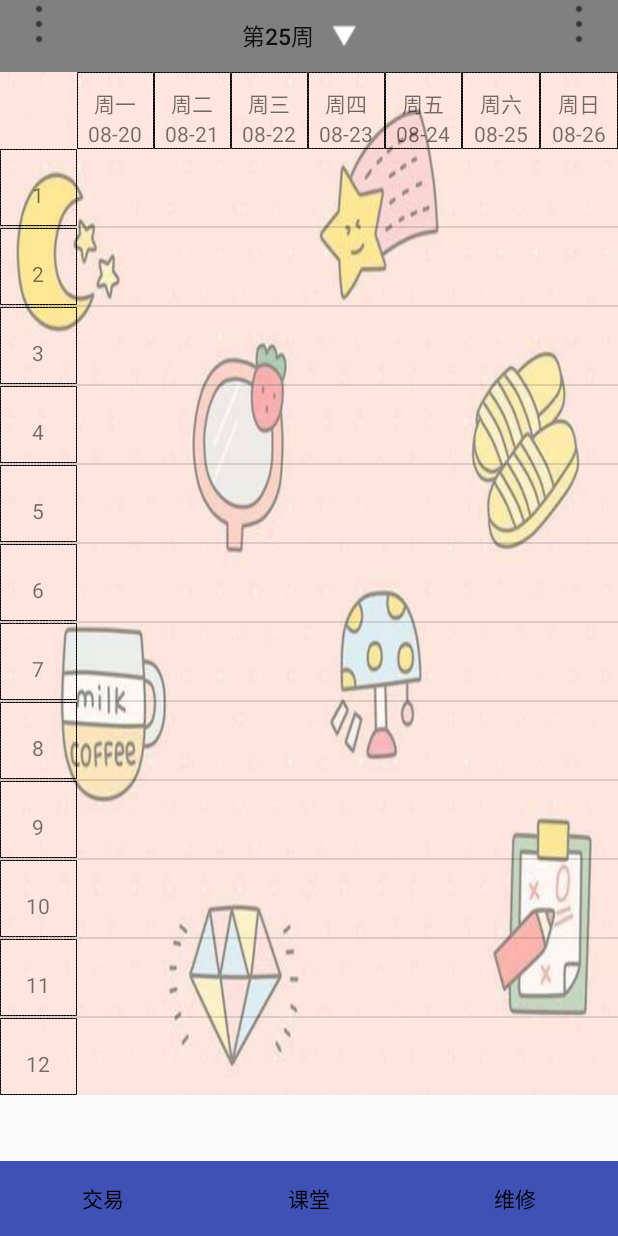
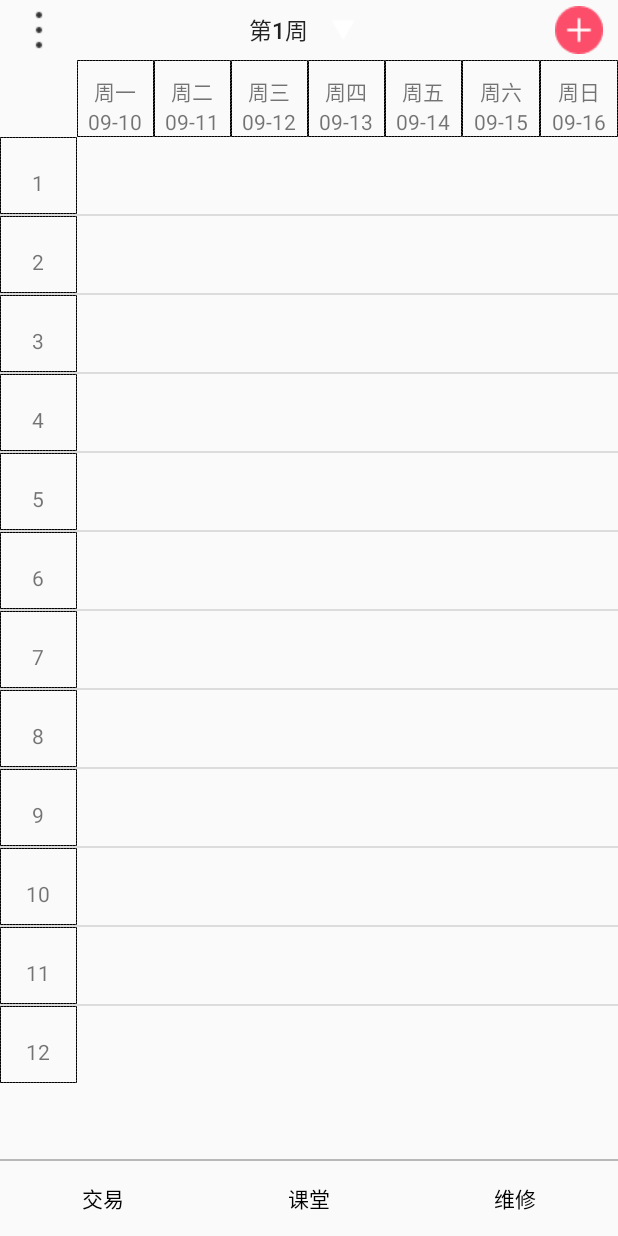
Before and after one commit to huangshangi/SmartSchooli, an Android app: the Fragment_class screen opened directly, with no data from a screen before it, on a phone screen of 412 x 824 dp. Run offline under Robolectric (Android 15) with nearby library versions, the phone set to English and light mode, and no system bars; our stand-ins replace CircleImageView; libraries missing offline, so code that uses them is left out: cn.bmob.v3; 3 statements that could not run were skipped.

Commit message:
hzh_commit3

```diff
--- a/app/src/main/java/fragments/Fragment_class.java
+++ b/app/src/main/java/fragments/Fragment_class.java
@@ -77,6 +77,8 @@ public class Fragment_class extends Fragment {
 
     List<String>list_popup;
 
+    List<TextView>list_date;//储存显示日期的textView
+
     LinearLayout linearlayout;//隐藏布局
 
     PopupWindow popupWindow;
@@ -127,6 +129,8 @@ public class Fragment_class extends Fragment {
         listView.setAdapter(new Fragment_class_listView_adapter(getActivity()));
         listView.setEnabled(false);
 
+        button_current.setText("第"+week+"周");
+
         wheelView.setPAGE_COUNT(5);
 
         for(int i=0;i<allWeek;i++){
@@ -146,6 +150,15 @@ public class Fragment_class extends Fragment {
 
 
         list=NetworkLoader.getInstance().getList();
+
+        list_date.add((TextView)view.findViewById(R.id.fragment_class_date1));
+        list_date.add((TextView)view.findViewById(R.id.fragment_class_date2));
+        list_date.add((TextView)view.findViewById(R.id.fragment_class_date3));
+        list_date.add((TextView)view.findViewById(R.id.fragment_class_date4));
+        list_date.add((TextView)view.findViewById(R.id.fragment_class_date5));
+        list_date.add((TextView)view.findViewById(R.id.fragment_class_date6));
+        list_date.add((TextView)view.findViewById(R.id.fragment_class_date7));
+
         NetworkLoader.getInstance().setFragment_class_listener(new Fragment_class_Listener() {
             @Override
             public void getClassDown(List<Class_Bean> list) {
@@ -186,6 +199,18 @@ public class Fragment_class extends Fragment {
 
     }
 
+
+    private void updateDate(int week){
+
+        for(int i=1;i<8;i++){
+            if(i==7){
+                list_date.get(i-1).setText(Util.getInstance().getCurrentDay(2018,week+1,1));
+            }else {
+                list_date.get(i - 1).setText(Util.getInstance().getCurrentDay(2018, week, i+1));
+            }
+        }
+    }
+
     //监听器
     private void initListeners(){
 
@@ -224,10 +249,12 @@ public class Fragment_class extends Fragment {
                 wheelView.setSelection(week-1);
                 alert_text.setText("第"+week+"周");
 
+                synchronized (this) {
                     showAlertDialog();
 
                     showPopupWindow();
-
+                }
+                Util.getInstance().lightOff(getActivity());
             }
         });
 
@@ -244,14 +271,17 @@ public class Fragment_class extends Fragment {
 
                     linearlayoutAnim(linearlayout_MaxHeight, 0);
                 }
+                Util.getInstance().lightOn(getActivity());
             }
         });
 
         alert_button_cancel.setOnClickListener(new View.OnClickListener() {
             @Override
             public void onClick(View v) {
+
                 popupWindow.dismiss();
                 popupWindow_week.dismiss();
+                Util.getInstance().lightOn(getActivity());
             }
         });
     }
@@ -305,6 +335,7 @@ public class Fragment_class extends Fragment {
     private void  refreshData(int week){
         //模拟从数据库获取数据
         list= Util.getInstance().getRealList(NetworkLoader.getInstance().getList(),week);
+        updateDate(week);
         new ScrollAdapter(list,view);
     }
 
@@ -333,6 +364,8 @@ public class Fragment_class extends Fragment {
 
         list_popup=new ArrayList<>();
 
+        list_date=new ArrayList<>();
+
         listView=(ListView)view.findViewById(R.id.fragment_class_listView);
 
         button_changeWeek=(Button)view.findViewById(R.id.fragment_class_inVisbile_button);
@@ -341,7 +374,9 @@ public class Fragment_class extends Fragment {
 
         linearlayout=(LinearLayout)view.findViewById(R.id.fragment_class_inVisbile_layout);
 
+        currentWeek=Util.getInstance().getCurrentWeek();
 
+        week=currentWeek;
 
         util=Util.getInstance();
 
--- a/app/src/main/java/utils/Util.java
+++ b/app/src/main/java/utils/Util.java
@@ -8,6 +8,8 @@ import java.io.UnsupportedEncodingException;
 import java.security.MessageDigest;
 import java.security.NoSuchAlgorithmException;
 import java.util.ArrayList;
+import java.util.Calendar;
+import java.util.Date;
 import java.util.List;
 
 import bean.Class_Bean;
@@ -105,15 +107,80 @@ public class Util {
         return (int) (px / scale + 0.5f);
     }
 
+    //屏幕变亮
     public void lightOn(Activity activity){
         WindowManager.LayoutParams params=activity.getWindow().getAttributes();
         params.alpha=1.0f;
         activity.getWindow().setAttributes(params);
     }
 
+    //屏幕变暗
     public void lightOff(Activity activity){
         WindowManager.LayoutParams params=activity.getWindow().getAttributes();
         params.alpha=0.3f;
         activity.getWindow().setAttributes(params);
     }
+
+    //得到当前所处周数
+    public int getCurrentWeek(){
+        Calendar calendar=Calendar.getInstance();
+
+        calendar.setTime(new Date());
+
+
+        int currentWeek=calendar.get(Calendar.WEEK_OF_YEAR)-getWeek(2018,9,10);
+
+
+        if(currentWeek<1){
+            currentWeek=1;
+        }
+
+        return currentWeek;
+    }
+
+    //得到某个日期所处周数
+    private int getWeek(int year,int month,int day){
+        Calendar calendar1=Calendar.getInstance();
+
+        calendar1.set(Calendar.YEAR,year);
+
+        calendar1.set(Calendar.MONTH,month-1);
+
+        calendar1.set(Calendar.DAY_OF_MONTH,day);
+
+        return calendar1.get(Calendar.WEEK_OF_YEAR);
+    }
+
+    //根据周数 周几得到当前所处日期
+    public String getCurrentDay(int year,int week,int day){
+        String date="";
+
+
+        Calendar calendar=Calendar.getInstance();
+
+        calendar.set(Calendar.YEAR,year);
+
+        calendar.set(Calendar.WEEK_OF_YEAR,week+getWeek(2018,9,10)-1);
+
+        calendar.set(Calendar.DAY_OF_WEEK,day);
+
+        int month=calendar.get(Calendar.MONTH)+1;
+
+        int day2=calendar.get(Calendar.DAY_OF_MONTH);
+
+        if(month/10==0){
+            date+="0"+month;
+        }else{
+            date+=month;
+        }
+
+        if(day2/10==0){
+            date+="-0"+day2;
+        }else{
+            date+="-"+day2;
+        }
+
+        return date;
+    }
+
 }
--- /dev/null
+++ b/app/src/main/res/layout/fragment_class_add_pop.xml
@@ -0,0 +1,7 @@
+<?xml version="1.0" encoding="utf-8"?>
+<LinearLayout xmlns:android="http://schemas.android.com/apk/res/android"
+    android:orientation="vertical"
+    android:layout_width="wrap_content"
+    android:layout_height="wrap_content">
+
+</LinearLayout>
--- a/app/src/main/res/layout/fragment_class_layout.xml
+++ b/app/src/main/res/layout/fragment_class_layout.xml
@@ -1,103 +1,103 @@
 <?xml version="1.0" encoding="utf-8"?>
 <LinearLayout xmlns:android="http://schemas.android.com/apk/res/android"
     android:id="@+id/fragment_class_layout"
-    android:orientation="vertical" android:layout_width="match_parent"
-    android:layout_height="match_parent">
+
+    android:layout_width="match_parent"
+    android:layout_height="match_parent"
+    android:orientation="vertical">
 
 
     <!--课程表头布局-->
     <RelativeLayout
-        android:background="@color/gray"
         android:id="@+id/fragment_class_header_layout"
-
         android:layout_width="match_parent"
-        android:layout_height="wrap_content">
+        android:layout_height="40dp"
+        >
 
         <ImageView
+            android:layout_width="wrap_content"
+            android:layout_height="match_parent"
             android:layout_marginLeft="10dp"
-            android:src="@drawable/more"
-            android:layout_width="wrap_content"
-            android:layout_height="wrap_content" />
+            android:src="@drawable/more" />
 
 
         <Button
-            android:background="@color/gray"
+            android:id="@+id/fragment_class_currentweek"
+            android:layout_width="wrap_content"
+
+            android:layout_height="match_parent"
+            android:layout_centerInParent="true"
+            android:background="@null"
+            android:drawableRight="@drawable/fragment_class_down"
             android:text="第25周"
-            android:id="@+id/fragment_class_currentweek"
-            android:textSize="15sp"
-            android:layout_centerInParent="true"
-            android:drawableRight="@drawable/fragment_class_down"
-            android:layout_width="wrap_content"
-            android:layout_height="wrap_content" />
-
-
+            android:textSize="15sp" />
 
 
         <ImageView
+
+            android:layout_width="wrap_content"
+            android:layout_height="match_parent"
             android:layout_alignParentRight="true"
             android:paddingRight="10dp"
-            android:src="@drawable/more"
-            android:layout_width="wrap_content"
-            android:layout_height="wrap_content" />
+            android:src="@drawable/fragment_class_add" />
 
     </RelativeLayout>
 
 
     <!--隐藏布局-->
     <LinearLayout
+        android:id="@+id/fragment_class_inVisbile_layout"
+        android:layout_width="wrap_content"
+
+        android:layout_height="0dp"
         android:animateLayoutChanges="true"
-        android:id="@+id/fragment_class_inVisbile_layout"
-
-        android:orientation="horizontal"
-        android:layout_width="wrap_content"
-        android:layout_height="0dp"
-        >
+        android:orientation="horizontal">
 
         <Button
             android:id="@+id/fragment_class_inVisbile_button"
+            android:layout_width="50dp"
+            android:layout_height="match_parent"
+            android:layout_gravity="center"
+            android:background="@color/beige"
+            android:button="@null"
+            android:drawableTop="@drawable/fragment_class_setting"
+            android:gravity="center"
+            android:paddingBottom="5dp"
             android:paddingTop="5dp"
-            android:paddingBottom="5dp"
-            android:text="修改当前列"
-            android:background="@color/gray"
-            android:drawableTop="@drawable/fragment_class_setting"
-            android:button="@null"
-            android:layout_gravity="center"
-            android:gravity="center"
-            android:layout_width="50dp"
-            android:layout_height="match_parent" />
+            android:text="修改当前列" />
 
 
         <android.support.v7.widget.RecyclerView
             android:id="@+id/fragment_class_inVisbile_recyclerView"
+            android:layout_width="0dp"
+            android:layout_height="100dp"
             android:layout_gravity="center"
             android:layout_marginTop="10dp"
-            android:layout_width="0dp"
-            android:layout_weight="1"
-            android:layout_height="100dp"/>
+            android:layout_weight="1" />
 
     </LinearLayout>
 
 
     <!--滑动布局-->
     <LinearLayout
-        android:background="@drawable/fragment_class_bg"
-        android:orientation="vertical"
+
         android:layout_width="match_parent"
-        android:layout_height="wrap_content">
+        android:layout_height="wrap_content"
+        android:orientation="vertical">
 
         <!--周1，周2...-->
         <LinearLayout
-            android:orientation="horizontal"
             android:layout_width="match_parent"
-            android:layout_height="wrap_content">
+            android:layout_height="wrap_content"
+            android:orientation="horizontal">
 
             <!--空格子-->
 
             <LinearLayout
-                android:orientation="vertical"
+                android:layout_width="0dp"
+                android:layout_height="wrap_content"
                 android:layout_weight="1"
-                android:layout_width="0dp"
-                android:layout_height="wrap_content">
+                android:orientation="vertical">
 
                 <TextView
 
@@ -108,133 +108,132 @@
 
             <!--周一-->
             <LinearLayout
+                style="@style/Fragment_class_Linear_style"
                 android:layout_width="0dp"
-                android:background="@drawable/fragment_class_tv_bg"
-                 style="@style/Fragment_class_Linear_style"
-                android:layout_height="wrap_content">
+                android:layout_height="wrap_content"
+                android:background="@drawable/fragment_class_tv_bg">
 
                 <TextView
-                    android:text="周一"
                     android:layout_width="wrap_content"
-                    android:layout_height="wrap_content" />
+                    android:layout_height="wrap_content"
+                    android:text="周一" />
 
                 <TextView
                     android:id="@+id/fragment_class_date1"
-                    android:text="08-20"
                     android:layout_width="wrap_content"
-                    android:layout_height="wrap_content" />
+                    android:layout_height="wrap_content"
+                    android:text="08-20" />
             </LinearLayout>
 
             <!--周二-->
             <LinearLayout
+                style="@style/Fragment_class_Linear_style"
                 android:layout_width="0dp"
-                android:background="@drawable/fragment_class_tv_bg"
-                style="@style/Fragment_class_Linear_style"
-                android:layout_height="wrap_content">
+                android:layout_height="wrap_content"
+                android:background="@drawable/fragment_class_tv_bg">
 
                 <TextView
-                    android:text="周二"
                     android:layout_width="wrap_content"
-                    android:layout_height="wrap_content" />
+                    android:layout_height="wrap_content"
+                    android:text="周二" />
 
                 <TextView
                     android:id="@+id/fragment_class_date2"
-                    android:text="08-21"
                     android:layout_width="wrap_content"
-                    android:layout_height="wrap_content" />
+                    android:layout_height="wrap_content"
+                    android:text="08-21" />
             </LinearLayout>
 
             <!--周三-->
             <LinearLayout
+                style="@style/Fragment_class_Linear_style"
                 android:layout_width="0dp"
-                android:background="@drawable/fragment_class_tv_bg"
-                style="@style/Fragment_class_Linear_style"
-                android:layout_height="wrap_content">
+                android:layout_height="wrap_content"
+                android:background="@drawable/fragment_class_tv_bg">
 
                 <TextView
-                    android:text="周三"
                     android:layout_width="wrap_content"
-                    android:layout_height="wrap_content" />
+                    android:layout_height="wrap_content"
+                    android:text="周三" />
 
                 <TextView
-                    android:text="08-22"
                     android:id="@+id/fragment_class_date3"
                     android:layout_width="wrap_content"
-                    android:layout_height="wrap_content" />
+                    android:layout_height="wrap_content"
+                    android:text="08-22" />
             </LinearLayout>
             <!--周四-->
             <LinearLayout
+                style="@style/Fragment_class_Linear_style"
                 android:layout_width="0dp"
-                android:background="@drawable/fragment_class_tv_bg"
-                style="@style/Fragment_class_Linear_style"
-                android:layout_height="wrap_content">
+                android:layout_height="wrap_content"
+                android:background="@drawable/fragment_class_tv_bg">
 
                 <TextView
-                    android:text="周四"
                     android:layout_width="wrap_content"
-                    android:layout_height="wrap_content" />
+                    android:layout_height="wrap_content"
+                    android:text="周四" />
 
                 <TextView
-                    android:text="08-23"
                     android:id="@+id/fragment_class_date4"
                     android:layout_width="wrap_content"
-                    android:layout_height="wrap_content" />
+                    android:layout_height="wrap_content"
+                    android:text="08-23" />
             </LinearLayout>
             <!--周五-->
             <LinearLayout
+                style="@style/Fragment_class_Linear_style"
                 android:layout_width="0dp"
-                android:background="@drawable/fragment_class_tv_bg"
-                style="@style/Fragment_class_Linear_style"
-                android:layout_height="wrap_content">
+                android:layout_height="wrap_content"
+                android:background="@drawable/fragment_class_tv_bg">
 
                 <TextView
-                    android:text="周五"
                     android:layout_width="wrap_content"
-                    android:layout_height="wrap_content" />
+                    android:layout_height="wrap_content"
+                    android:text="周五" />
 
                 <TextView
-                    android:text="08-24"
                     android:id="@+id/fragment_class_date5"
                     android:layout_width="wrap_content"
-                    android:layout_height="wrap_content" />
+                    android:layout_height="wrap_content"
+                    android:text="08-24" />
             </LinearLayout>
             <!--周六-->
             <LinearLayout
+                style="@style/Fragment_class_Linear_style"
                 android:layout_width="0dp"
-                android:background="@drawable/fragment_class_tv_bg"
-                style="@style/Fragment_class_Linear_style"
-                android:layout_height="wrap_content">
+                android:layout_height="wrap_content"
+                android:background="@drawable/fragment_class_tv_bg">
 
                 <TextView
-                    android:text="周六"
                     android:layout_width="wrap_content"
-                    android:layout_height="wrap_content" />
+                    android:layout_height="wrap_content"
+                    android:text="周六" />
 
                 <TextView
-                    android:text="08-25"
                     android:id="@+id/fragment_class_date6"
                     android:layout_width="wrap_content"
-                    android:layout_height="wrap_content" />
+                    android:layout_height="wrap_content"
+                    android:text="08-25" />
             </LinearLayout>
             <!--周日-->
             <LinearLayout
-                android:background="@drawable/fragment_class_tv_bg"
+                style="@style/Fragment_class_Linear_style"
                 android:layout_width="0dp"
-                style="@style/Fragment_class_Linear_style"
-                android:layout_height="wrap_content">
+                android:layout_height="wrap_content"
+                android:background="@drawable/fragment_class_tv_bg">
 
                 <TextView
-                    android:text="周日"
                     android:layout_width="wrap_content"
-                    android:layout_height="wrap_content" />
+                    android:layout_height="wrap_content"
+                    android:text="周日" />
 
                 <TextView
-                    android:text="08-26"
                     android:id="@+id/fragment_class_date7"
                     android:layout_width="wrap_content"
-                    android:layout_height="wrap_content" />
+                    android:layout_height="wrap_content"
+                    android:text="08-26" />
             </LinearLayout>
-
 
 
         </LinearLayout>
@@ -242,10 +241,10 @@
 
         <ScrollView
 
-            android:scrollbars="none"
+            android:layout_width="match_parent"
+            android:layout_height="match_parent"
             android:fillViewport="true"
-            android:layout_width="match_parent"
-            android:layout_height="match_parent">
+            android:scrollbars="none">
 
             <FrameLayout
                 android:id="@+id/fragment_class_framelayout"
@@ -254,13 +253,12 @@
 
                 <view.Fragment_class_listView
                     android:id="@+id/fragment_class_listView"
-                            android:dividerHeight="1dp"
+                    android:layout_width="wrap_content"
 
-                            android:layout_width="wrap_content"
-                            android:layout_height="wrap_content"/>
+                    android:layout_height="wrap_content"
+                    android:dividerHeight="1dp" />
 
             </FrameLayout>
-
 
 
         </ScrollView>
--- a/app/src/main/res/layout/main_layout.xml
+++ b/app/src/main/res/layout/main_layout.xml
@@ -23,8 +23,12 @@
             android:layout_height="0dp"/>
 
 
+        <View
+            android:layout_width="match_parent"
+            android:layout_height="1dp"
+            android:background="#4000"/>
         <RadioGroup
-            android:background="@color/colorPrimary"
+
             android:id="@+id/radioGroup"
             android:gravity="center_vertical"
             android:layout_width="match_parent"
```
Also changed, not shown: app/build.gradle (+2 -8 lines). Lines whose indentation alone changed are shown as unchanged.
